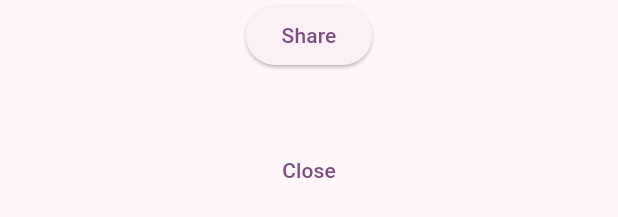
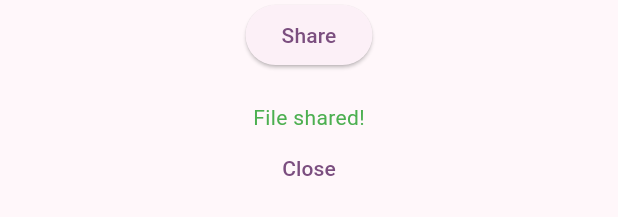
Before and after one commit to vishruth1997/Real-E-sign, a Flutter app: what shareItem() shows on an empty page, opened directly with empty values, after a tap on "Share", on a phone screen of 412 x 824 dp. Shown: the part 130-347 px from the top of the screen. Run offline on Flutter 3.47's test engine with Material 3 defaults, Android fonts, the phone set to English and light mode, and no system bars; our stand-ins replace cloud_firestore, file_picker, firebase_auth, firebase_core, firebase_storage, geocoding and 2 more; missing offline and left inert: dart:html, syncfusion_flutter_pdf, syncfusion_flutter_pdfviewer, syncfusion_flutter_signaturepad; accounts and stored records are empty; network calls fail.

Commit message:
login error troubleshooting. pdfviewer change, share status update

```diff
--- a/real_e_sign/lib/pages/PDFViewer.dart
+++ b/real_e_sign/lib/pages/PDFViewer.dart
@@ -37,10 +37,10 @@ class viewPdfState extends State<viewPdf> {
     return Scaffold(
         appBar: AppBar(),
         body: FutureBuilder(
-            future: getPdfUrl(),
+            future: getPdfBytes(),
             builder: (context, snapshot) {
               if (snapshot.hasData) {
-                SfPdfViewer.network(snapshot.data!);
+                SfPdfViewer.memory(snapshot.data!);
               }
               return Center(child: CircularProgressIndicator());
             }));
--- a/real_e_sign/lib/pages/popups/share_doc.dart
+++ b/real_e_sign/lib/pages/popups/share_doc.dart
@@ -54,7 +54,7 @@ class _shareItemState extends State<shareItem> {
                  db.collection('Users').doc(shareUID).collection('SharedFiles').add(SharedFile);
 
                   setState(() {
-                    successStatus = widget.fileName;
+                    successStatus = 'File shared!';
                   });
                   print(widget.fileName);
                 }
```
Also changed, not shown: real_e_sign/lib/pages/LogIn.dart (+10 -9 lines).
